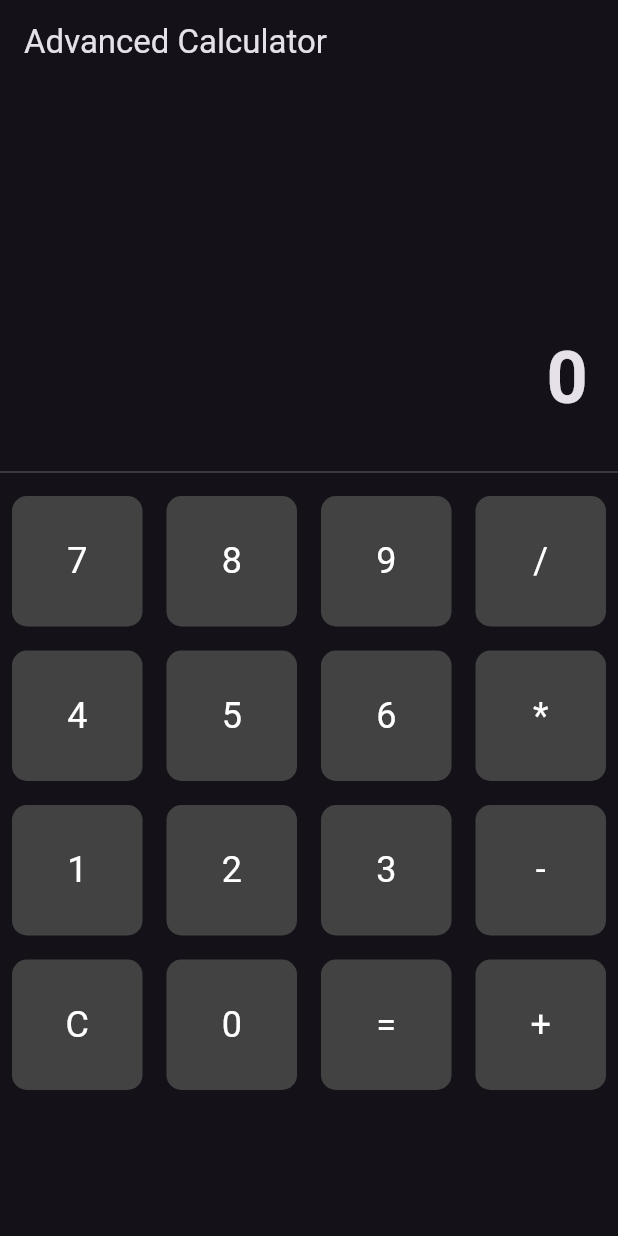
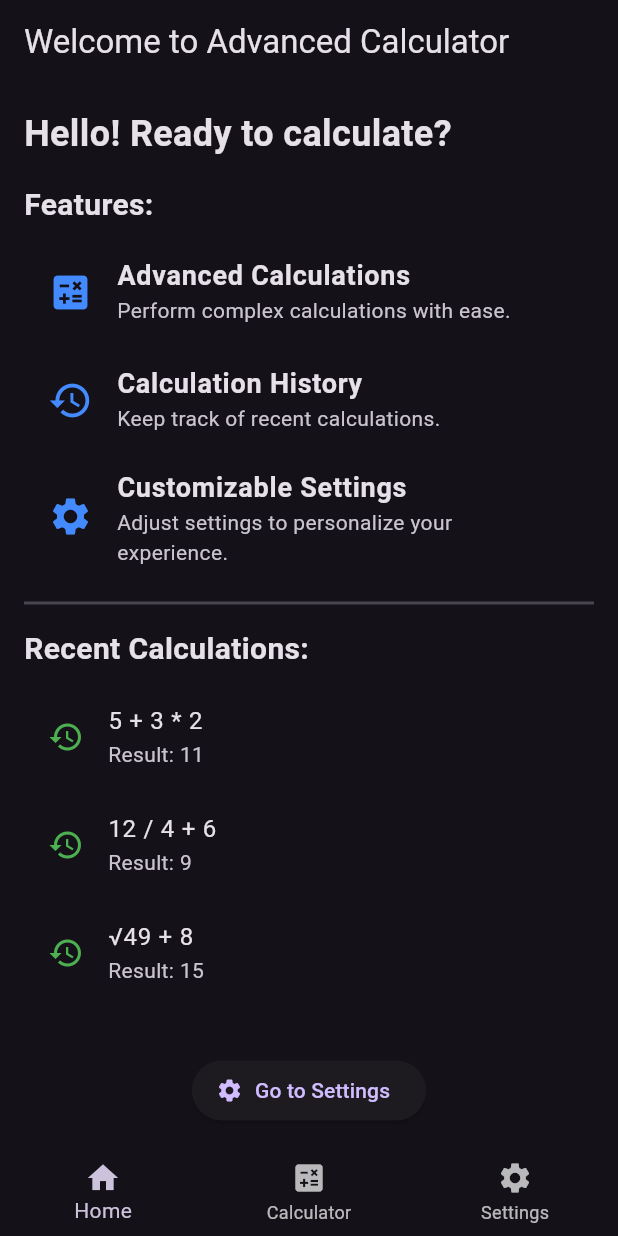
Before and after one commit to redhatgamer/Octocalc, a Flutter app: the screen it shows after launch, on a phone screen of 412 x 824 dp. Run offline on Flutter 3.47's test engine with Material 3 defaults, Android fonts, the phone set to English and light mode, and no system bars; our stand-ins replace math_expressions.

Commit message:
home, calculator, settings

```diff
--- /dev/null
+++ b/lib/home_screen.dart
@@ -0,0 +1,100 @@
+import 'package:flutter/material.dart';
+import 'calculator_screen.dart';
+import 'settings_screen.dart';
+
+class HomeScreen extends StatelessWidget {
+  @override
+  Widget build(BuildContext context) {
+    return Scaffold(
+      appBar: AppBar(
+        title: Text('Welcome to Advanced Calculator'),
+      ),
+      body: SingleChildScrollView(
+        padding: EdgeInsets.all(16),
+        child: Column(
+          crossAxisAlignment: CrossAxisAlignment.start,
+          children: [
+            // Welcome message
+            Text(
+              'Hello! Ready to calculate?',
+              style: TextStyle(fontSize: 24, fontWeight: FontWeight.bold),
+            ),
+            SizedBox(height: 16),
+
+            // Feature Highlights
+            Text(
+              'Features:',
+              style: TextStyle(fontSize: 20, fontWeight: FontWeight.bold),
+            ),
+            SizedBox(height: 8),
+            FeatureTile(icon: Icons.calculate, title: 'Advanced Calculations', description: 'Perform complex calculations with ease.'),
+            FeatureTile(icon: Icons.history, title: 'Calculation History', description: 'Keep track of recent calculations.'),
+            FeatureTile(icon: Icons.settings, title: 'Customizable Settings', description: 'Adjust settings to personalize your experience.'),
+
+            // Divider
+            Divider(height: 32, thickness: 2),
+
+            // Recent Calculations
+            Text(
+              'Recent Calculations:',
+              style: TextStyle(fontSize: 20, fontWeight: FontWeight.bold),
+            ),
+            SizedBox(height: 8),
+            // Dummy recent calculations list
+            RecentCalculationTile(expression: '5 + 3 * 2', result: '11'),
+            RecentCalculationTile(expression: '12 / 4 + 6', result: '9'),
+            RecentCalculationTile(expression: '√49 + 8', result: '15'),
+
+            // Settings button
+            SizedBox(height: 32),
+            Center(
+              child: ElevatedButton.icon(
+                icon: Icon(Icons.settings),
+                label: Text('Go to Settings'),
+                onPressed: () {
+                  Navigator.push(
+                    context,
+                    MaterialPageRoute(builder: (context) => SettingsScreen()),
+                  );
+                },
+              ),
+            ),
+          ],
+        ),
+      ),
+    );
+  }
+}
+
+class FeatureTile extends StatelessWidget {
+  final IconData icon;
+  final String title;
+  final String description;
+
+  FeatureTile({required this.icon, required this.title, required this.description});
+
+  @override
+  Widget build(BuildContext context) {
+    return ListTile(
+      leading: Icon(icon, size: 30, color: Colors.blueAccent),
+      title: Text(title, style: TextStyle(fontSize: 18, fontWeight: FontWeight.bold)),
+      subtitle: Text(description),
+    );
+  }
+}
+
+class RecentCalculationTile extends StatelessWidget {
+  final String expression;
+  final String result;
+
+  RecentCalculationTile({required this.expression, required this.result});
+
+  @override
+  Widget build(BuildContext context) {
+    return ListTile(
+      leading: Icon(Icons.history, color: Colors.green),
+      title: Text(expression),
+      subtitle: Text('Result: $result'),
+    );
+  }
+}
--- a/lib/main.dart
+++ b/lib/main.dart
@@ -1,17 +1,65 @@
 import 'package:flutter/material.dart';
 import 'calculator_screen.dart';
+import 'home_screen.dart';
+import 'settings_screen.dart';
 
 void main() {
   runApp(AdvancedCalculatorApp());
 }
 
-class AdvancedCalculatorApp extends StatelessWidget { // Removed parentheses here
+class AdvancedCalculatorApp extends StatelessWidget {
   @override
   Widget build(BuildContext context) {
     return MaterialApp(
       title: 'Advanced Calculator',
       theme: ThemeData.dark(),
-      home: CalculatorScreen(),
+      home: MainScreen(),
     );
   }
 }
+
+class MainScreen extends StatefulWidget {
+  @override
+  _MainScreenState createState() => _MainScreenState();
+}
+
+class _MainScreenState extends State<MainScreen> {
+  int _currentIndex = 0;
+
+  final List<Widget> _screens = [
+    HomeScreen(),
+    CalculatorScreen(),
+    SettingsScreen(),
+  ];
+
+  void _onTabTapped(int index) {
+    setState(() {
+      _currentIndex = index;
+    });
+  }
+
+  @override
+  Widget build(BuildContext context) {
+    return Scaffold(
+      body: _screens[_currentIndex],
+      bottomNavigationBar: BottomNavigationBar(
+        currentIndex: _currentIndex,
+        onTap: _onTabTapped,
+        items: [
+          BottomNavigationBarItem(
+            icon: Icon(Icons.home),
+            label: 'Home',
+          ),
+          BottomNavigationBarItem(
+            icon: Icon(Icons.calculate),
+            label: 'Calculator',
+          ),
+          BottomNavigationBarItem(
+            icon: Icon(Icons.settings),
+            label: 'Settings',
+          ),
+        ],
+      ),
+    );
+  }
+}
--- /dev/null
+++ b/lib/settings_screen.dart
@@ -0,0 +1,16 @@
+import 'package:flutter/material.dart';
+
+class SettingsScreen extends StatelessWidget {
+  @override
+  Widget build(BuildContext context) {
+    return Scaffold(
+      appBar: AppBar(title: Text('Settings')),
+      body: Center(
+        child: Text(
+          'Settings Screen',
+          style: TextStyle(fontSize: 24),
+        ),
+      ),
+    );
+  }
+}
```
